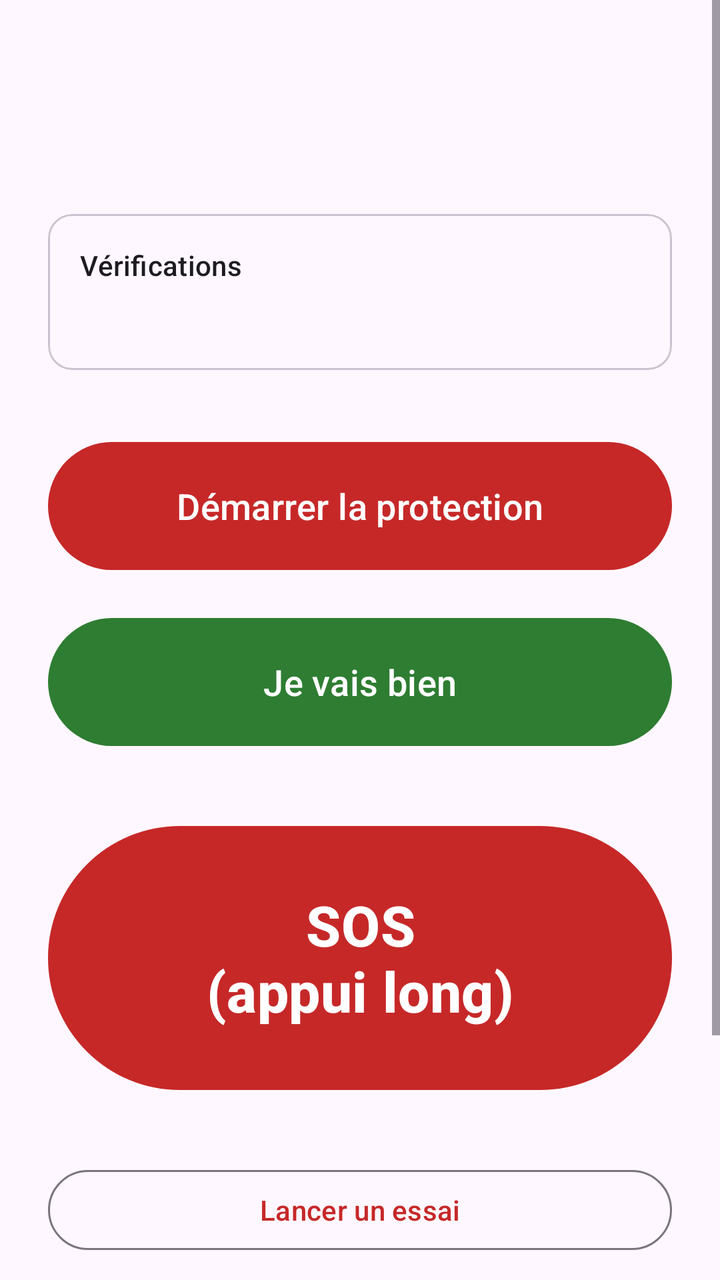
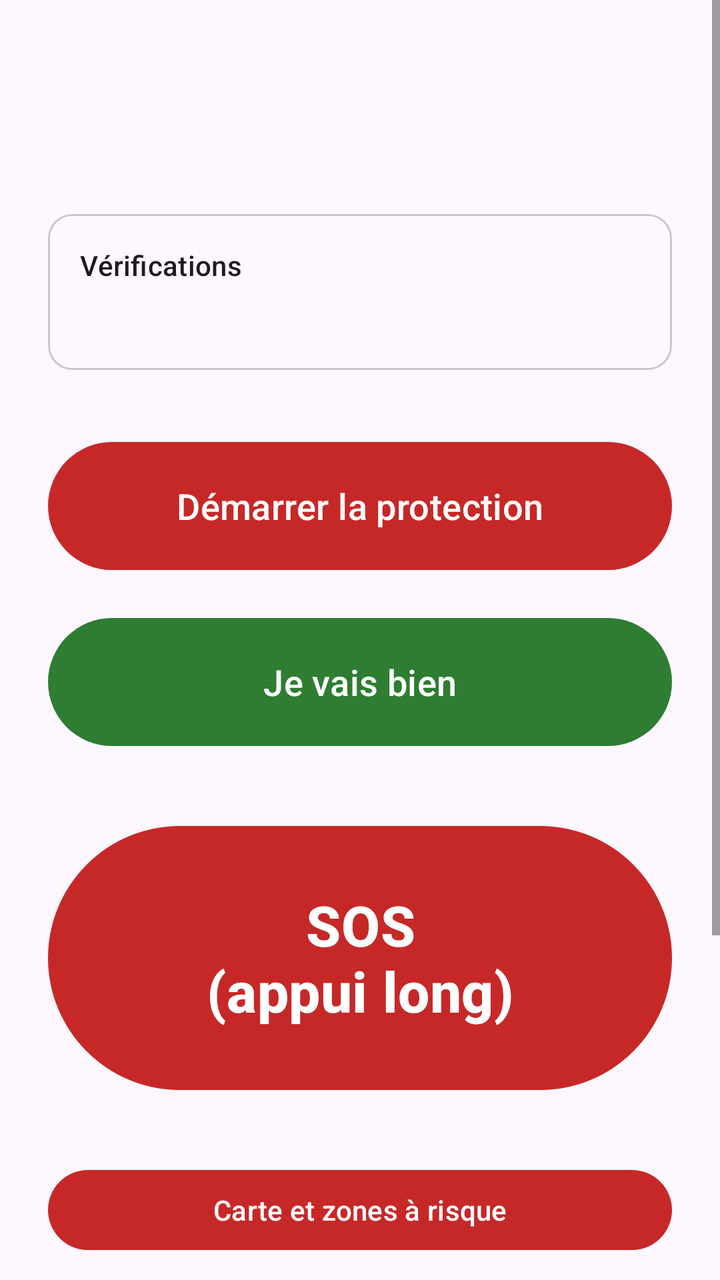

Screens rendered from an Android XML layout before and after an edit, with the pre-edit source and the edit as a unified diff.
<!-- AndroidManifest.xml: application theme Theme.Dati -->
<!-- res/layout/activity_main.xml -->
<?xml version="1.0" encoding="utf-8"?>
<ScrollView xmlns:android="http://schemas.android.com/apk/res/android"
    xmlns:app="http://schemas.android.com/apk/res-auto"
    android:layout_width="match_parent"
    android:layout_height="match_parent">

    <LinearLayout
        android:layout_width="match_parent"
        android:layout_height="wrap_content"
        android:orientation="vertical"
        android:padding="24dp">

        <TextView
            android:id="@+id/statusText"
            android:layout_width="match_parent"
            android:layout_height="wrap_content"
            android:gravity="center"
            android:textAppearance="?attr/textAppearanceHeadlineMedium"
            android:textStyle="bold" />

        <TextView
            android:id="@+id/detailText"
            android:layout_width="match_parent"
            android:layout_height="wrap_content"
            android:layout_marginTop="8dp"
            android:gravity="center"
            android:textAppearance="?attr/textAppearanceBodyLarge" />

        <TextView
            android:id="@+id/zoneText"
            android:layout_width="match_parent"
            android:layout_height="wrap_content"
            android:layout_marginTop="12dp"
            android:background="@color/dati_orange"
            android:gravity="center"
            android:padding="10dp"
            android:textColor="@color/white"
            android:textStyle="bold"
            android:visibility="gone" />

        <TextView
            android:id="@+id/contactsWarning"
            android:layout_width="match_parent"
            android:layout_height="wrap_content"
            android:layout_marginTop="16dp"
            android:gravity="center"
            android:text="@string/contacts_warning"
            android:textColor="@color/dati_red"
            android:visibility="gone" />

        <com.google.android.material.card.MaterialCardView
            android:layout_width="match_parent"
            android:layout_height="wrap_content"
            android:layout_marginTop="16dp">

            <LinearLayout
                android:layout_width="match_parent"
                android:layout_height="wrap_content"
                android:orientation="vertical"
                android:padding="16dp">

                <TextView
                    android:layout_width="wrap_content"
                    android:layout_height="wrap_content"
                    android:text="@string/checks_title"
                    android:textAppearance="?attr/textAppearanceTitleSmall" />

                <TextView
                    android:id="@+id/checksText"
                    android:layout_width="match_parent"
                    android:layout_height="wrap_content"
                    android:layout_marginTop="8dp"
                    android:lineSpacingExtra="4dp"
                    android:textAppearance="?attr/textAppearanceBodyMedium" />
            </LinearLayout>
        </com.google.android.material.card.MaterialCardView>

        <com.google.android.material.button.MaterialButton
            android:id="@+id/toggleButton"
            android:layout_width="match_parent"
            android:layout_height="72dp"
            android:layout_marginTop="32dp"
            android:text="@string/start_monitoring"
            android:textSize="18sp" />

        <com.google.android.material.button.MaterialButton
            android:id="@+id/okButton"
            android:layout_width="match_parent"
            android:layout_height="72dp"
            android:layout_marginTop="16dp"
            android:text="@string/im_ok"
            android:textColor="@color/white"
            android:textSize="18sp"
            app:backgroundTint="@color/dati_green" />

        <com.google.android.material.button.MaterialButton
            android:id="@+id/sosButton"
            android:layout_width="match_parent"
            android:layout_height="140dp"
            android:layout_marginTop="32dp"
            android:text="@string/sos"
            android:textColor="@color/white"
            android:textSize="28sp"
            android:textStyle="bold"
            app:backgroundTint="@color/dati_red" />

        <com.google.android.material.button.MaterialButton
            android:id="@+id/testButton"
            style="?attr/materialButtonOutlinedStyle"
            android:layout_width="match_parent"
            android:layout_height="wrap_content"
            android:layout_marginTop="32dp"
            android:text="@string/test_button" />

        <LinearLayout
            android:layout_width="match_parent"
            android:layout_height="wrap_content"
            android:layout_marginTop="8dp"
            android:orientation="horizontal">

            <com.google.android.material.button.MaterialButton
                android:id="@+id/settingsButton"
                style="?attr/materialButtonOutlinedStyle"
                android:layout_width="0dp"
                android:layout_height="wrap_content"
                android:layout_marginEnd="4dp"
                android:layout_weight="1"
                android:text="@string/settings" />

            <com.google.android.material.button.MaterialButton
                android:id="@+id/journalButton"
                style="?attr/materialButtonOutlinedStyle"
                android:layout_width="0dp"
                android:layout_height="wrap_content"
                android:layout_marginStart="4dp"
                android:layout_weight="1"
                android:text="@string/journal_title" />
        </LinearLayout>

        <TextView
            android:layout_width="match_parent"
            android:layout_height="wrap_content"
            android:layout_marginTop="24dp"
            android:text="@string/disclaimer"
            android:textAppearance="?attr/textAppearanceBodySmall" />
    </LinearLayout>
</ScrollView>
<!-- resources referenced by this layout -->
<resources>
  <color name="dati_green">#2E7D32</color>
  <color name="dati_orange">#E65100</color>
  <color name="dati_red">#C62828</color>
  <color name="white">#FFFFFF</color>
  <string name="checks_title">Vérifications</string>
  <string name="contacts_warning">Aucun contact d\'urgence ni serveur de supervision configuré : ouvrez les réglages.</string>
  <string name="disclaimer">Cette application ne remplace pas un dispositif DATI certifié ni l\'organisation des secours prévue par l\'employeur. Testez-la régulièrement avec vos contacts.</string>
  <string name="im_ok">Je vais bien</string>
  <string name="journal_title">Journal</string>
  <string name="settings">Réglages</string>
  <string name="sos">SOS\n(appui long)</string>
  <string name="start_monitoring">Démarrer la protection</string>
  <string name="test_button">Lancer un essai</string>
  <style name="Theme.Dati" parent="Theme.Material3.DayNight">
          <item name="colorPrimary">@color/dati_red</item>
          <item name="colorOnPrimary">@color/white</item>
      </style>
</resources>

<!-- the commit's change to res/layout/activity_main.xml (unified diff, before → after) -->
@@ -105,11 +105,18 @@
             app:backgroundTint="@color/dati_red" />
 
         <com.google.android.material.button.MaterialButton
+            android:id="@+id/mapButton"
+            android:layout_width="match_parent"
+            android:layout_height="wrap_content"
+            android:layout_marginTop="32dp"
+            android:text="@string/map_title" />
+
+        <com.google.android.material.button.MaterialButton
             android:id="@+id/testButton"
             style="?attr/materialButtonOutlinedStyle"
             android:layout_width="match_parent"
             android:layout_height="wrap_content"
-            android:layout_marginTop="32dp"
+            android:layout_marginTop="8dp"
             android:text="@string/test_button" />
 
         <LinearLayout
@@ -143,5 +150,13 @@
             android:layout_marginTop="24dp"
             android:text="@string/disclaimer"
             android:textAppearance="?attr/textAppearanceBodySmall" />
+
+        <TextView
+            android:id="@+id/versionText"
+            android:layout_width="match_parent"
+            android:layout_height="wrap_content"
+            android:layout_marginTop="12dp"
+            android:gravity="center"
+            android:textAppearance="?attr/textAppearanceBodySmall" />
     </LinearLayout>
 </ScrollView>
<!-- resource entries referenced after the edit -->
@@ -9,6 +9,7 @@
   <string name="disclaimer">Cette application ne remplace pas un dispositif DATI certifié ni l\'organisation des secours prévue par l\'employeur. Testez-la régulièrement avec vos contacts.</string>
   <string name="im_ok">Je vais bien</string>
   <string name="journal_title">Journal</string>
+  <string name="map_title">Carte et zones à risque</string>
   <string name="settings">Réglages</string>
   <string name="sos">SOS\n(appui long)</string>
   <string name="start_monitoring">Démarrer la protection</string>
